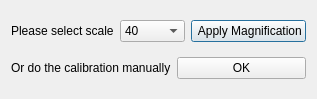
Qt form scaledialog.ui (dare5421/MasterMeasure) before a commit.
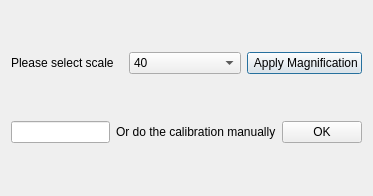
The same form after that commit.

```diff
--- a/scaledialog.ui
+++ b/scaledialog.ui
@@ -6,8 +6,8 @@
    <rect>
     <x>0</x>
     <y>0</y>
-    <width>317</width>
-    <height>99</height>
+    <width>373</width>
+    <height>196</height>
    </rect>
   </property>
   <property name="sizePolicy">
@@ -69,6 +69,9 @@
    </item>
    <item>
     <layout class="QHBoxLayout" name="horizontalLayout_2">
+     <item>
+      <widget class="QLineEdit" name="lineEdit"/>
+     </item>
      <item>
       <widget class="QLabel" name="label_2">
        <property name="text">
```
